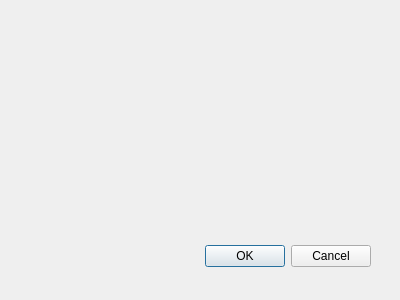
Before: the Qt Designer form src/dialogkernel4.ui in jandernascimento/imageprocessing-umanipulator, drawn with Qt 5.
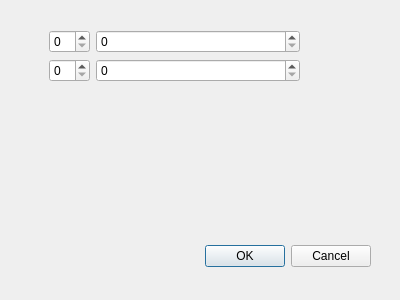
After: the same form once the commit is applied.

Diff of the .ui file:
```diff
--- a/src/dialogkernel4.ui
+++ b/src/dialogkernel4.ui
@@ -31,6 +31,30 @@
     <set>QDialogButtonBox::Cancel|QDialogButtonBox::Ok</set>
    </property>
   </widget>
+  <widget class="QWidget" name="formLayoutWidget">
+   <property name="geometry">
+    <rect>
+     <x>49</x>
+     <y>30</y>
+     <width>251</width>
+     <height>191</height>
+    </rect>
+   </property>
+   <layout class="QFormLayout" name="formLayout">
+    <item row="0" column="0">
+     <widget class="QSpinBox" name="spinBox"/>
+    </item>
+    <item row="1" column="0">
+     <widget class="QSpinBox" name="spinBox_2"/>
+    </item>
+    <item row="0" column="1">
+     <widget class="QSpinBox" name="spinBox_3"/>
+    </item>
+    <item row="1" column="1">
+     <widget class="QSpinBox" name="spinBox_4"/>
+    </item>
+   </layout>
+  </widget>
  </widget>
  <pixmapfunction/>
  <resources/>
```
Left out of the diff: 5 changed lines with no effect on the pictures.
